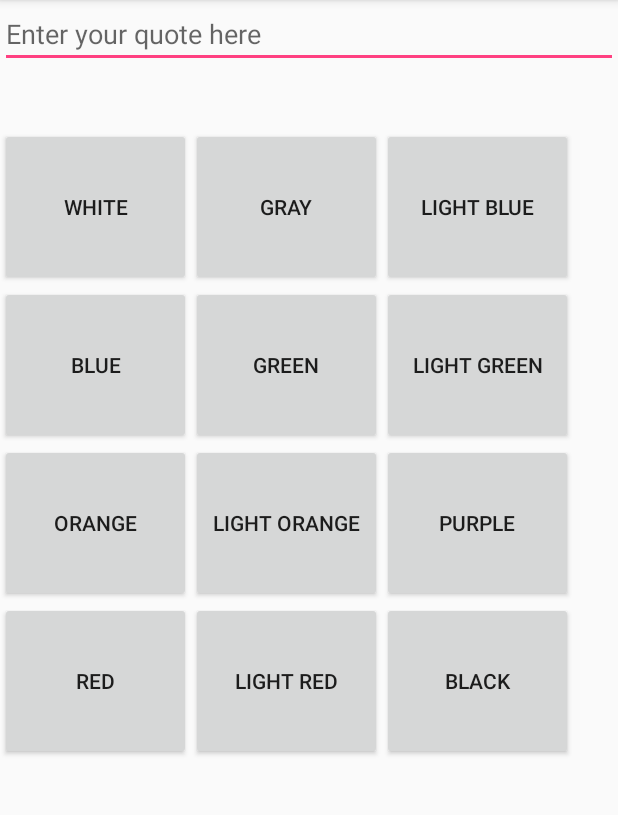
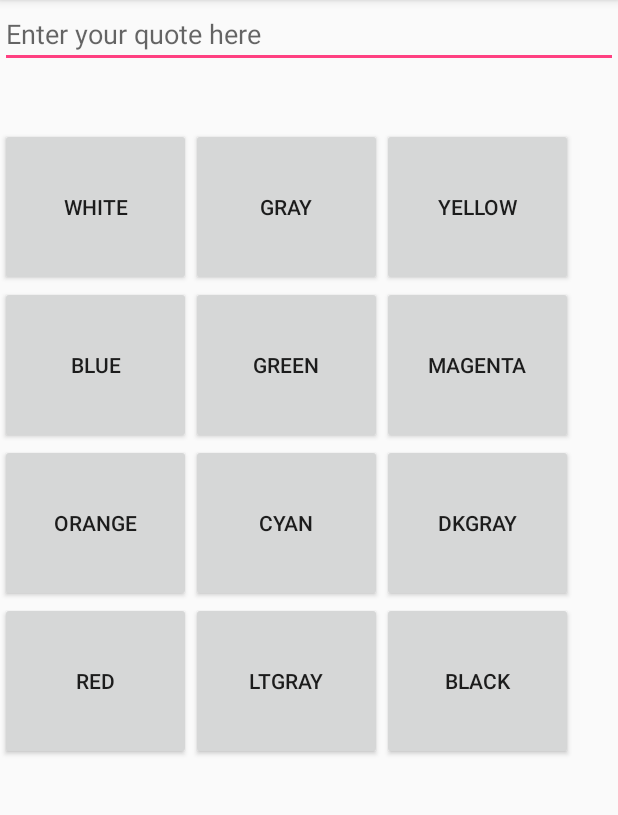
Before and after one commit to Siddharth1698/Quote-Maker, an Android app: the ColorSelection screen opened directly, with no data from a screen before it, on a phone screen of 412 x 824 dp, the part 84-899 px from its top. Run offline under Robolectric (Android 15) with nearby library versions, the phone set to English and light mode, and no system bars.

```diff
--- a/app/src/main/java/com/example/siddharthm/quotemaker/ColorSelection.java
+++ b/app/src/main/java/com/example/siddharthm/quotemaker/ColorSelection.java
@@ -12,15 +12,15 @@ import android.widget.LinearLayout;
 public class ColorSelection extends AppCompatActivity {
     Button white;
     Button gray;
-    Button lightblue;
+    Button yellow;
     Button blue;
     Button green;
-    Button lightgreen;
+    Button magenta;
     Button orange;
-    Button lightorange;
-    Button purple;
+    Button cyan;
+    Button dkgray;
     Button red;
-    Button lightred;
+    Button ltgray;
     Button black;
     EditText editText;
 
@@ -30,15 +30,15 @@ public class ColorSelection extends AppCompatActivity {
         setContentView(R.layout.activity_color_selection);
         white = (Button)findViewById(R.id.button2);
         gray = (Button)findViewById(R.id.button3);
-        lightblue = (Button)findViewById(R.id.button4);
+        yellow = (Button)findViewById(R.id.button4);
         blue = (Button)findViewById(R.id.button6);
         green = (Button)findViewById(R.id.button7);
-        lightgreen = (Button)findViewById(R.id.button8);
+        magenta = (Button)findViewById(R.id.button8);
         orange = (Button)findViewById(R.id.button9);
-        lightorange = (Button)findViewById(R.id.button10);
-        purple = (Button)findViewById(R.id.button11);
+        cyan = (Button)findViewById(R.id.button10);
+        dkgray = (Button)findViewById(R.id.button11);
         red = (Button)findViewById(R.id.button12);
-        lightred = (Button)findViewById(R.id.button13);
+        ltgray = (Button)findViewById(R.id.button13);
         black = (Button)findViewById(R.id.button14);
         editText = (EditText)findViewById(R.id.editText);
         final LinearLayout l = (LinearLayout)findViewById(R.id.l);
@@ -68,13 +68,13 @@ public class ColorSelection extends AppCompatActivity {
             }
         });
 
-        lightblue.setOnClickListener(new View.OnClickListener() {
+        yellow.setOnClickListener(new View.OnClickListener() {
             @Override
             public void onClick(View v) {
 
                 String s = editText.getText().toString();
                 Intent i = new Intent(getApplicationContext(),FinalScreen.class);
-                i.putExtra("color","lightblue");
+                i.putExtra("color","yellow");
                 i.putExtra("quote",s);
                 startActivity(i);
             }
@@ -114,7 +114,7 @@ public class ColorSelection extends AppCompatActivity {
             }
         });
 
-        lightorange.setOnClickListener(new View.OnClickListener() {
+        cyan.setOnClickListener(new View.OnClickListener() {
             @Override
             public void onClick(View v) {
 
@@ -126,7 +126,7 @@ public class ColorSelection extends AppCompatActivity {
             }
         });
 
-        purple.setOnClickListener(new View.OnClickListener() {
+        dkgray.setOnClickListener(new View.OnClickListener() {
             @Override
             public void onClick(View v) {
 
@@ -150,7 +150,7 @@ public class ColorSelection extends AppCompatActivity {
             }
         });
 
-        lightred.setOnClickListener(new View.OnClickListener() {
+        ltgray.setOnClickListener(new View.OnClickListener() {
             @Override
             public void onClick(View v) {
 
@@ -162,7 +162,7 @@ public class ColorSelection extends AppCompatActivity {
             }
         });
 
-        lightgreen.setOnClickListener(new View.OnClickListener() {
+        magenta.setOnClickListener(new View.OnClickListener() {
             @Override
             public void onClick(View v) {
 
--- a/app/src/main/res/layout/activity_color_selection.xml
+++ b/app/src/main/res/layout/activity_color_selection.xml
@@ -39,7 +39,7 @@
             android:id="@+id/button4"
             android:layout_width="127dp"
             android:layout_height="105dp"
-            android:text="light blue"
+            android:text="yellow"
             app:layout_column="2"
             app:layout_row="0" />
 
@@ -63,7 +63,7 @@
             android:id="@+id/button8"
             android:layout_width="127dp"
             android:layout_height="105dp"
-            android:text="light green"
+            android:text="magenta"
             app:layout_column="2"
             app:layout_row="1" />
 
@@ -79,7 +79,7 @@
             android:id="@+id/button10"
             android:layout_width="127dp"
             android:layout_height="105dp"
-            android:text="light orange"
+            android:text="cyan"
             app:layout_column="1"
             app:layout_row="2" />
 
@@ -87,7 +87,7 @@
             android:id="@+id/button11"
             android:layout_width="127dp"
             android:layout_height="105dp"
-            android:text="purple"
+            android:text="DKGRAY"
             app:layout_column="2"
             app:layout_row="2" />
 
@@ -103,7 +103,7 @@
             android:id="@+id/button13"
             android:layout_width="127dp"
             android:layout_height="105dp"
-            android:text="light red"
+            android:text="LTGRAY"
             app:layout_column="1"
             app:layout_row="3" />
 
```
Also changed, not shown: app/src/main/java/com/example/siddharthm/quotemaker/FinalScreen.java (+30 -6 lines).
